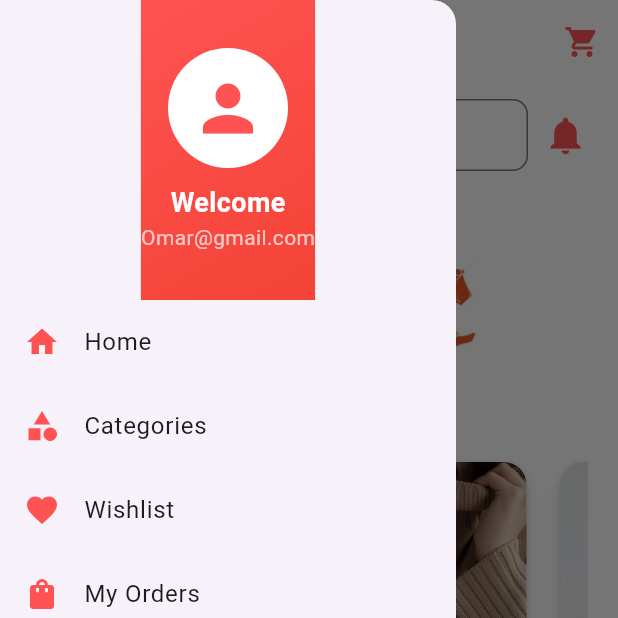
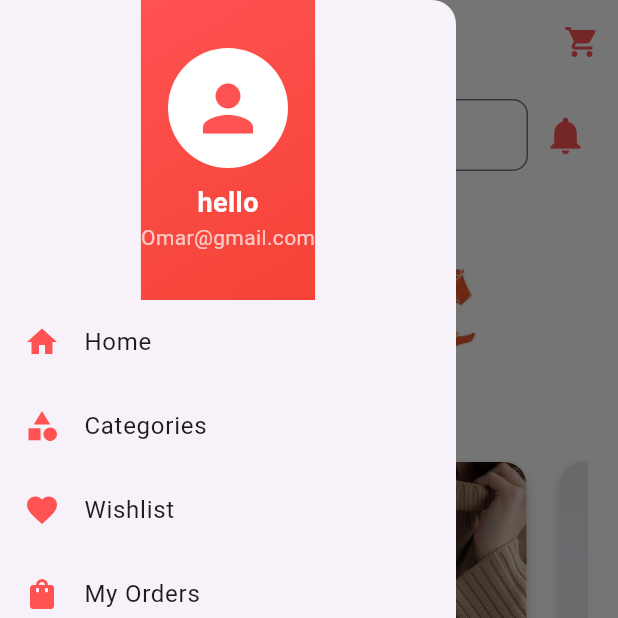
Before and after one commit to omarahmeddsa/DigtialPioneersRepo, a Flutter app: the homescreen screen opened by its route, with the side drawer open, on a phone screen of 412 x 824 dp, the top half of it. Run offline on Flutter 3.47's test engine with Material 3 defaults, Android fonts, the phone set to English and light mode, and no system bars; drawn by our look-alikes of animated_bottom_navigation_bar.

Commit message:
new change

```diff
--- a/ecommernce_app/lib/screens/homepage.dart
+++ b/ecommernce_app/lib/screens/homepage.dart
@@ -93,7 +93,7 @@ class _HomeScreenState extends State<homescreen> {
                   ),
                   SizedBox(height: 10),
                   Text(
-                    'Welcome',
+                    'hello',
                     style: TextStyle(
                       color: Colors.white,
                       fontSize: 18,
```
